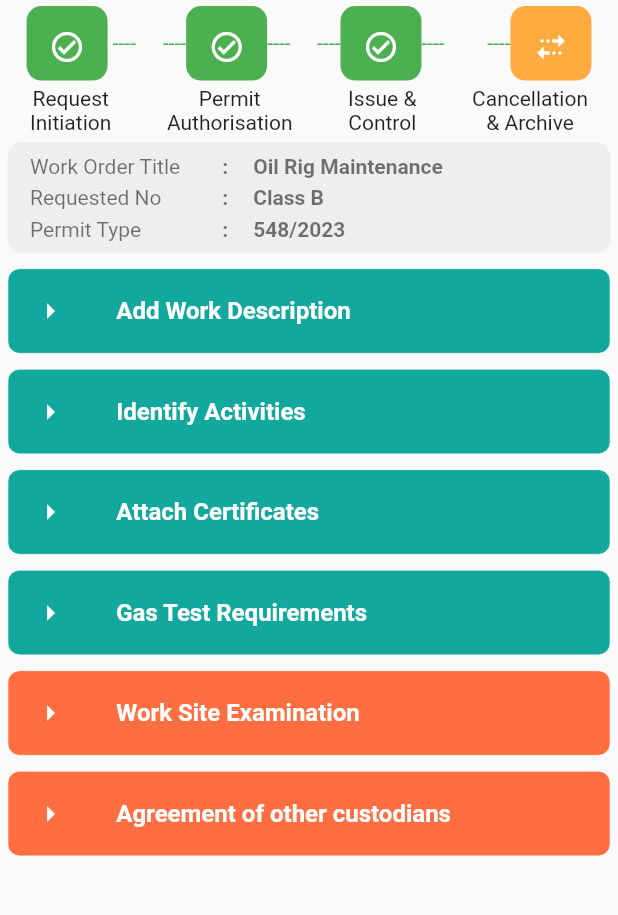
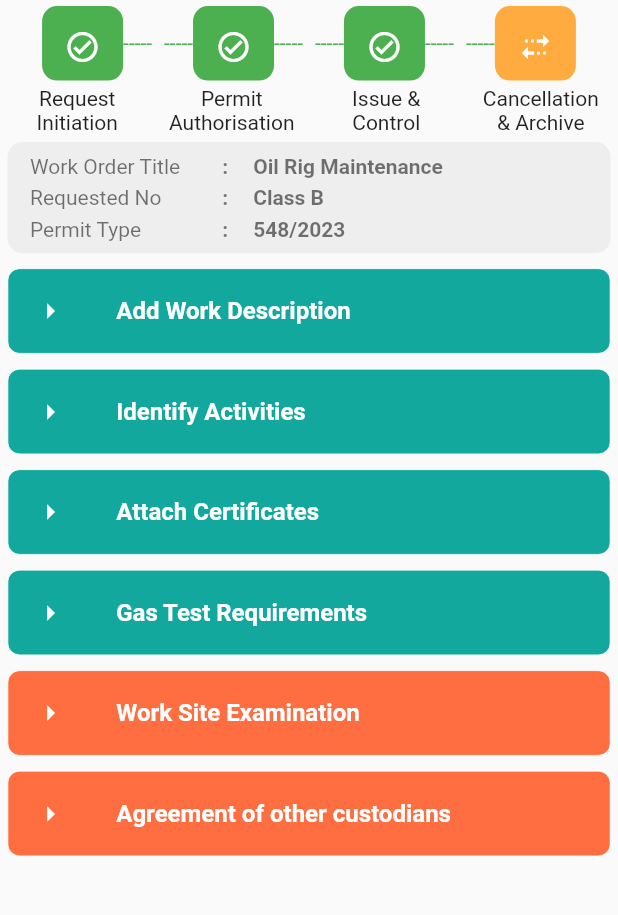
Before and after one commit to zerotrx98/petro_hse, a Flutter app: the InitiateScreen screen opened by its route, on a phone screen of 412 x 824 dp, the part 84-999 px from its top. Run offline on Flutter 3.47's test engine with Material 2 defaults, Android fonts, the light colour scheme and no system bars; drawn by our look-alikes of buttons_tabbar; our stand-ins replace data_table_2, easy_stepper, get, table_calendar; missing offline and left inert: d_chart; network calls fail; statements that could not run were skipped.

Commit message:
almost all set

```diff
--- a/lib/hse/const/widgets/initiateScreen_widgets/initiate_fields.dart
+++ b/lib/hse/const/widgets/initiateScreen_widgets/initiate_fields.dart
@@ -4,6 +4,8 @@ import 'package:get/get.dart';
 import 'package:petro_hse/hse/hse_initiateScreen/view/requestInitiation.dart';
 
 import '../../../../demoControllers.dart';
+import '../../../hse_initiateScreen/view/Issue&Control.dart';
+import '../../../hse_initiateScreen/view/cancellation&Archive.dart';
 import '../../../hse_initiateScreen/view/permit_authorisation.dart';
 
 class InitiateFields extends StatelessWidget {
@@ -839,15 +841,17 @@ class Example extends StatelessWidget {
   @override
   Widget build(BuildContext context) {
     return DefaultTabController(
+      animationDuration: Duration.zero,
       length: 4,
       child: Column(
         children: <Widget>[
-          ButtonsTabBar(
+          Center(
+            child: ButtonsTabBar(
               physics: const NeverScrollableScrollPhysics(),
-            contentPadding: const EdgeInsets.symmetric(horizontal: 5),
               height: Get.height * 0.07,
-            backgroundColor: Colors.grey.shade50,
-            unselectedBackgroundColor: Colors.grey.shade50,
+              contentPadding: EdgeInsets.only(),
+              backgroundColor: Colors.transparent,
+              unselectedBackgroundColor: Colors.transparent,
               unselectedLabelStyle: TextStyle(color: Colors.grey.shade50),
               labelStyle: const TextStyle(
                   color: Color(0xFF13A89E), fontWeight: FontWeight.bold),
@@ -856,6 +860,12 @@ class Example extends StatelessWidget {
                   // text: tabName,
                   child: Row(
                     children: [
+                      SizedBox(
+                          height: Get.height * 0.02,
+                          child: const Text(
+                            "",
+                            style: TextStyle(color: Colors.green),
+                          )),
                       Column(
                         children: [
                           Expanded(
@@ -876,7 +886,7 @@ class Example extends StatelessWidget {
                       SizedBox(
                           height: Get.height * 0.02,
                           child: const Text(
-                          " ----",
+                            "-----",
                             style: TextStyle(color: Colors.green),
                           ))
                     ],
@@ -888,7 +898,7 @@ class Example extends StatelessWidget {
                     children: [
                       SizedBox(
                           height: Get.height * 0.02,
-                        child: const Text("----",
+                          child: const Text("-----",
                               style: TextStyle(color: Colors.green))),
                       Column(
                         children: [
@@ -909,7 +919,7 @@ class Example extends StatelessWidget {
                       ),
                       SizedBox(
                           height: Get.height * 0.02,
-                        child: const Text("----",
+                          child: const Text("-----",
                               style: TextStyle(color: Colors.green)))
                     ],
                   ),
@@ -920,7 +930,7 @@ class Example extends StatelessWidget {
                     children: [
                       SizedBox(
                           height: Get.height * 0.02,
-                        child: const Text("----",
+                          child: const Text("-----",
                               style: TextStyle(color: Colors.green))),
                       Column(
                         children: [
@@ -941,7 +951,7 @@ class Example extends StatelessWidget {
                       ),
                       SizedBox(
                           height: Get.height * 0.02,
-                        child: const Text("----   ",
+                          child: const Text("-----",
                               style: TextStyle(color: Colors.green)))
                     ],
                   ),
@@ -952,7 +962,7 @@ class Example extends StatelessWidget {
                     children: [
                       SizedBox(
                           height: Get.height * 0.02,
-                        child: const Text("----",
+                          child: const Text("-----",
                               style: TextStyle(color: Colors.green))),
                       Column(
                         children: [
@@ -971,42 +981,51 @@ class Example extends StatelessWidget {
                           ),
                         ],
                       ),
+                      SizedBox(
+                          height: Get.height * 0.02,
+                          child: const Text("",
+                              style: TextStyle(color: Colors.green))),
                     ],
                   ),
                 ),
               ],
             ),
-          const Padding(
-            padding: EdgeInsets.symmetric(horizontal: 20),
-            child: Row(
-              mainAxisAlignment: MainAxisAlignment.spaceBetween,
+          ),
+          const Row(
             children: [
-                Column(
+              Expanded(
+                child: Column(
                   children: [
                     Text("Request"),
                     Text("Initiation"),
                   ],
                 ),
-                Column(
+              ),
+              Expanded(
+                child: Column(
                   children: [
                     Text("Permit"),
                     Text("Authorisation"),
                   ],
                 ),
-                Column(
+              ),
+              Expanded(
+                child: Column(
                   children: [
                     Text("Issue &"),
                     Text("Control"),
                   ],
                 ),
-                Column(
+              ),
+              Expanded(
+                child: Column(
                   children: [
                     Text("Cancellation"),
                     Text("& Archive"),
                   ],
-                )
+                ),
+              ),
             ],
-            ),
           ),
           Padding(
             padding: const EdgeInsets.symmetric(horizontal: 5, vertical: 5),
@@ -1194,13 +1213,13 @@ class Example extends StatelessWidget {
                           title: "Isolation",
                           icon: Icons.person,
                           content: Isolation()),
-                      ExpandableListItem(
-                        colors: const Color(0xFF13A89E),
+                      const ExpandableListItem(
+                        colors: Color(0xFF13A89E),
                         title: "Confirmation by PH",
                         icon: Icons.person,
                         content: ConfirmationByPh(),
                       ),
-                      ExpandableListItem(
+                      const ExpandableListItem(
                           colors: Colors.deepOrangeAccent,
                           title: "Validate Permit",
                           icon: Icons.person,
@@ -1209,43 +1228,39 @@ class Example extends StatelessWidget {
                   ),
                   ListView(
                     // Wrap in a ListView
-                    children: [
+                    children: const [
                       ExpandableListItem(
                         colors: Colors.deepOrangeAccent,
                         title: "Accept Permit",
                         icon: Icons.person,
-                        content: InitiateFields(),
+                        content: AcceptPermit(),
                       ),
-                      const ExpandableListItem(
+                      ExpandableListItem(
                           colors: Color(0xFF13A89E),
                           title: "Work Completion",
                           icon: Icons.person,
-                        content:
-                            YourLargeWidgetHere("Identify Activities Content"),
-                      ),
+                          content: WorkCompletion()),
                     ],
                   ),
                   ListView(
                     // Wrap in a ListView
                     children: [
-                      ExpandableListItem(
-                        colors: const Color(0xFF13A89E),
+                      const ExpandableListItem(
+                        colors: Color(0xFF13A89E),
                         title: "Permit Return by PH",
                         icon: Icons.person,
-                        content: InitiateFields(),
+                        content: PermitReturn(),
                       ),
                       const ExpandableListItem(
                           colors: Color(0xFF13A89E),
                           title: "Cancellation by Area Authority",
                           icon: Icons.person,
-                        content:
-                            YourLargeWidgetHere("Identify Activities Content"),
-                      ),
+                          content: Cancellation()),
                       ExpandableListItem(
                         colors: const Color(0xFF13A89E),
                         title: "Lessons learned",
                         icon: Icons.person,
-                        content: InitiateFields(),
+                        content: LessonLearned(),
                       ),
                     ],
                   ),
@@ -1323,17 +1338,3 @@ class _ExpandableListItemState extends State<ExpandableListItem> {
     );
   }
 }
-
-class YourLargeWidgetHere extends StatelessWidget {
-  final String content;
-
-  const YourLargeWidgetHere(this.content, {super.key});
-
-  @override
-  Widget build(BuildContext context) {
-    return Container(
-      padding: const EdgeInsets.all(16.0),
-      child: Text(content),
-    );
-  }
-}
```
Lines whose indentation alone changed are shown as unchanged.
